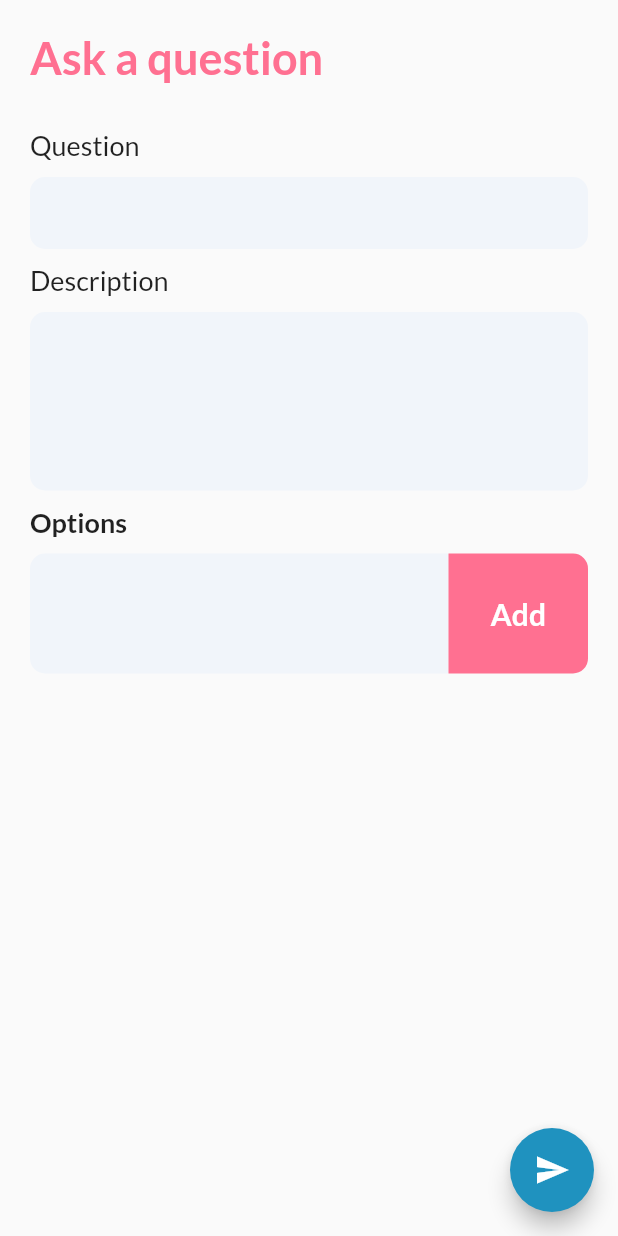
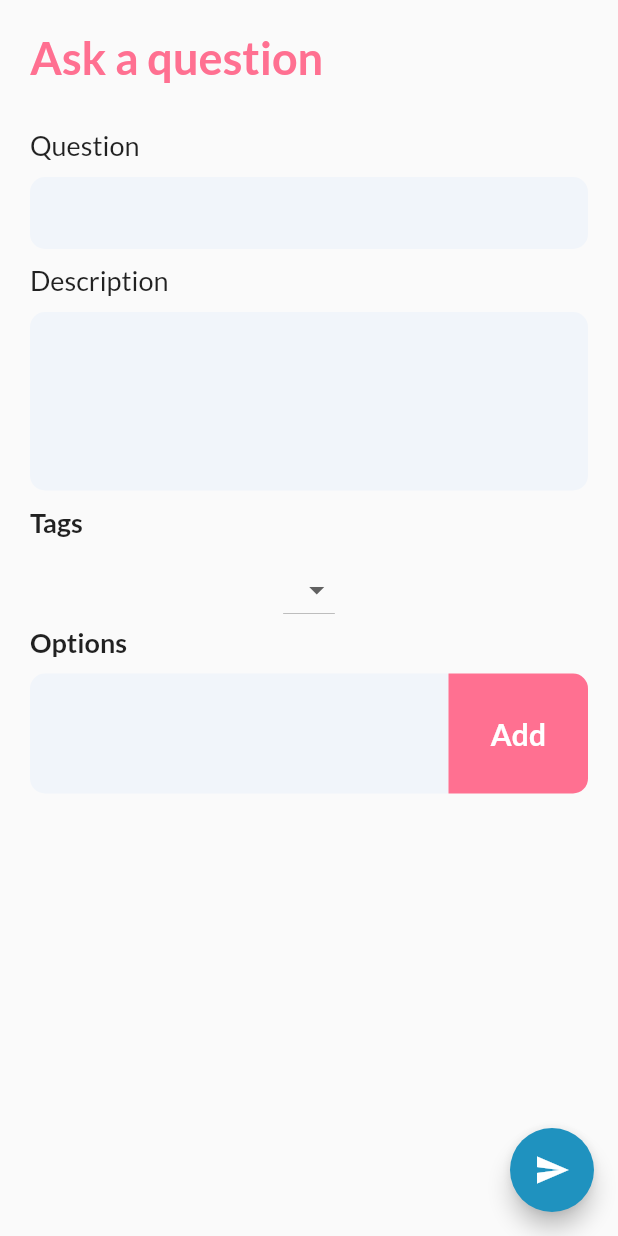
Before and after one commit to Isaac-Tong/selectionphobia-mobile, a Flutter app: the AskQuestion screen opened directly, after a tap on "Add", on a phone screen of 412 x 824 dp. Run offline on Flutter 3.47's test engine with Material 2 defaults, Android fonts, the phone set to English and light mode, and no system bars; our stand-ins replace carousel_slider, percent_indicator, shared_preferences, shimmer; accounts and stored records are empty.

Commit message:
Added validation checks for length and indexes for askQuestions

```diff
--- a/lib/screens/askQuestion_screen.dart
+++ b/lib/screens/askQuestion_screen.dart
@@ -13,6 +13,8 @@ class _AskQuestionState extends State<AskQuestion> {
 
   //TEST PAGE
   List cards = [];
+
+  List item = [DropdownMenuItem(value: 'abc',child: Text('Hello'))];
 
 
   //Call this function to create a new option menu
@@ -119,15 +121,73 @@ class _AskQuestionState extends State<AskQuestion> {
   @override
   Widget build(BuildContext context) {
     return Scaffold(
-      floatingActionButton: FloatingActionButton(
+      floatingActionButton: Builder(builder: (context){
+        return FloatingActionButton(
           child: Icon(Icons.send),
           backgroundColor: darkblueColor,
           onPressed: (){
+            if(question.length > 110){
+              SnackBar noItems = SnackBar(
+                content: Text(
+                  'Please limit your question to 110 characters',
+                  style: TextStyle(
+                    fontFamily: 'Lato',
+                  ),
+                ),
+                backgroundColor: pinkColor,
+              );
+              Scaffold.of(context).showSnackBar(noItems);
+              return;
+            }
+
+            if(cards.length == 0){
+              SnackBar noItems = SnackBar(
+                content: Text(
+                    'Please add at least one option',
+                  style: TextStyle(
+                    fontFamily: 'Lato',
+                  ),
+                ),
+                backgroundColor: pinkColor,
+              );
+              Scaffold.of(context).showSnackBar(noItems);
+              return;
+            }
+            if(question == ''){
+              SnackBar noItems = SnackBar(
+                content: Text(
+                  'Your question cannot be empty',
+                  style: TextStyle(
+                    fontFamily: 'Lato',
+                  ),
+                ),
+                backgroundColor: pinkColor,
+              );
+              Scaffold.of(context).showSnackBar(noItems);
+              return;
+            }
+            if(description == ''){
+              SnackBar noItems = SnackBar(
+                content: Text(
+                  'Your description cannot be empty',
+                  style: TextStyle(
+                    fontFamily: 'Lato',
+                  ),
+                ),
+                backgroundColor: pinkColor,
+              );
+              Scaffold.of(context).showSnackBar(noItems);
+              return;
+            }
+
           askQuestion(question, description, cards);
           Navigator.pop(context);
           },
+        );
+      }
       ),
-      body: SingleChildScrollView(
+      body: Builder( builder: (context){
+        return SingleChildScrollView(
           child: SafeArea(
             child: Padding(
               padding: EdgeInsets.fromLTRB(20, 20, 20, 20),
@@ -175,7 +235,6 @@ class _AskQuestionState extends State<AskQuestion> {
                     child: Padding(
                       padding: EdgeInsets.symmetric(horizontal: 10),
                       child: TextField(
-                      controller: optionController,
                         onChanged: (value) {
                           question = value;
                         },
@@ -242,6 +301,32 @@ class _AskQuestionState extends State<AskQuestion> {
                     mainAxisAlignment: MainAxisAlignment.start,
                     children: <Widget>[
                       Text(
+                        'Tags',
+                        style: TextStyle(
+                          fontFamily: 'Lato',
+                          fontSize: 18,
+                          fontWeight: FontWeight.bold,
+                        ),
+                      ),
+                    ],
+                  ),
+                  SizedBox(
+                    height: 10,
+                  ),
+                  DropdownButton<String>(
+                    items: <String>['A', 'B', 'C', 'D'].map((String value) {
+                      return new DropdownMenuItem<String>(
+                        value: value,
+                        child: new Text(value),
+                      );
+                    }).toList(),
+                    onChanged: (_) {},
+                  ),
+
+                  Row(
+                    mainAxisAlignment: MainAxisAlignment.start,
+                    children: <Widget>[
+                      Text(
                         'Options',
                         style: TextStyle(
                           fontFamily: 'Lato',
@@ -269,6 +354,7 @@ class _AskQuestionState extends State<AskQuestion> {
                             child: Padding(
                               padding: EdgeInsets.symmetric(horizontal: 10),
                               child: TextField(
+                                controller: optionController,
                                 onChanged: (value) {
                                   currentOption = value;
                                 },
@@ -303,7 +389,20 @@ class _AskQuestionState extends State<AskQuestion> {
                                     if(currentOption == null || currentOption == ''){
                                       return;
                                     }
-                                  optionController.clear;
+                                    if(cards.length == 4){
+                                      SnackBar noItems = SnackBar(
+                                        content: Text(
+                                          'You cannot add more than 4 options',
+                                          style: TextStyle(
+                                            fontFamily: 'Lato',
+                                          ),
+                                        ),
+                                        backgroundColor: pinkColor,
+                                      );
+                                      Scaffold.of(context).showSnackBar(noItems);
+                                      return;
+                                    }
+                                    optionController.clear();
                                     cards.add(currentOption);
                                   });
                                 },
@@ -384,7 +483,6 @@ class _AskQuestionState extends State<AskQuestion> {
                                           onPressed: () {
                                             setState(() {
                                               cards.removeAt(index);
-
                                             });
                                           },
                                           child: Text(
@@ -413,6 +511,8 @@ class _AskQuestionState extends State<AskQuestion> {
               ),
             ),
           ),
+        );
+      }
       ),
     );
   }
```
Lines whose indentation alone changed are shown as unchanged.
